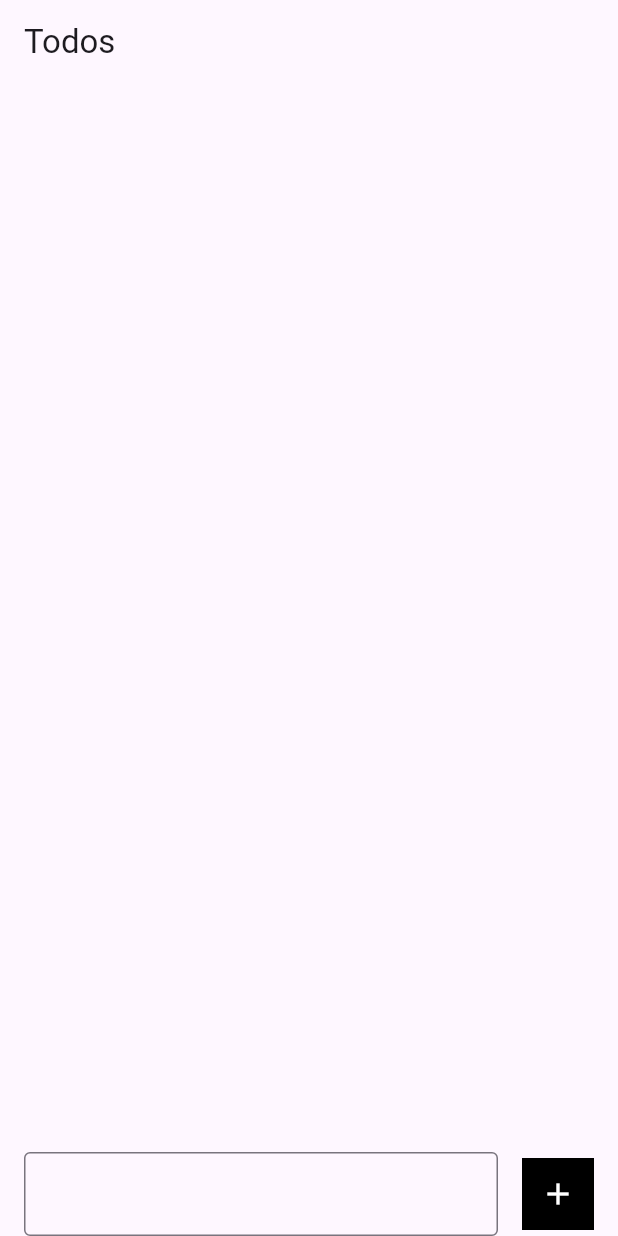
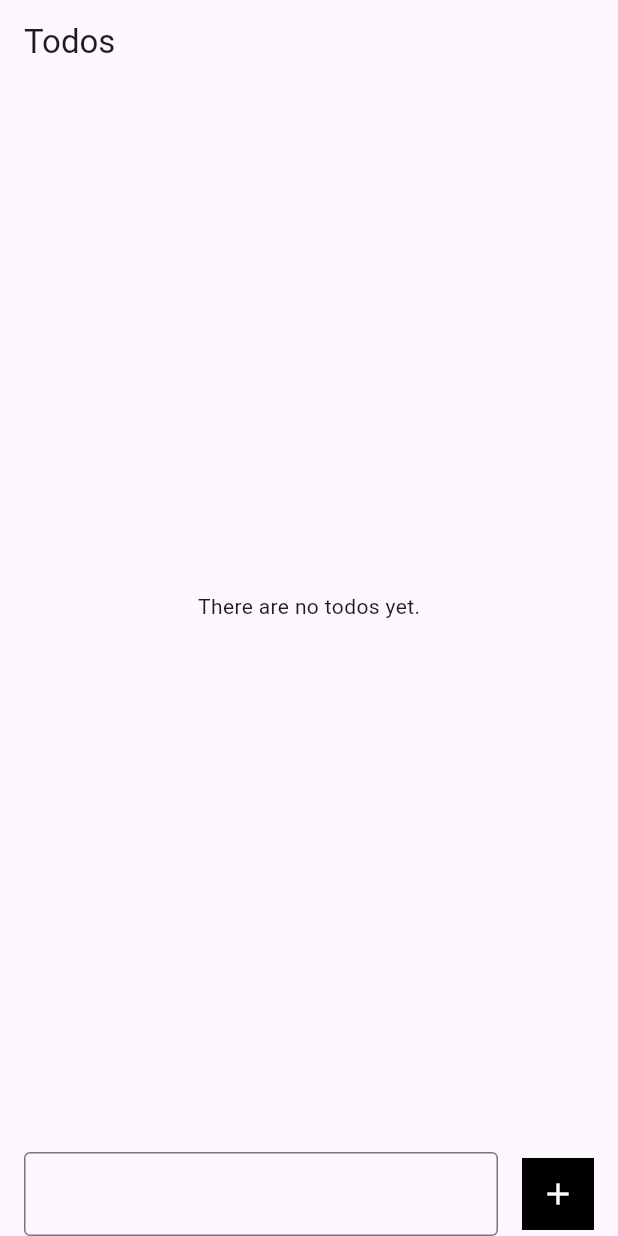
Before and after one commit to abdymazhittoretay/todo_list_provider, a Flutter app: the screen it shows after launch, on a phone screen of 412 x 824 dp. Run offline on Flutter 3.47's test engine with Material 3 defaults, Android fonts, the phone set to English and light mode, and no system bars.

Commit message:
added consumer with listview to output todos

```diff
--- a/lib/pages/home_page.dart
+++ b/lib/pages/home_page.dart
@@ -21,7 +21,32 @@ class _HomePageState extends State<HomePage> {
           padding: const EdgeInsets.symmetric(horizontal: 16.0),
           child: Column(
             children: [
-              Expanded(child: SizedBox()),
+              Expanded(
+                child: Consumer<TodosModel>(
+                  builder: (context, value, child) {
+                    List<String> todos = value.todos;
+                    if (todos.isEmpty) {
+                      return Center(child: Text("There are no todos yet."));
+                    } else {
+                      return ListView.builder(
+                        itemCount: todos.length,
+                        itemBuilder: (context, index) {
+                          return ListTile(
+                            contentPadding: EdgeInsets.only(bottom: 16.0),
+                            title: Text(todos[index]),
+                            trailing: IconButton(
+                              onPressed: () {
+                                value.removeToDo(index);
+                              },
+                              icon: Icon(Icons.delete),
+                            ),
+                          );
+                        },
+                      );
+                    }
+                  },
+                ),
+              ),
               SizedBox(height: 16.0),
               Row(
                 children: [
```
